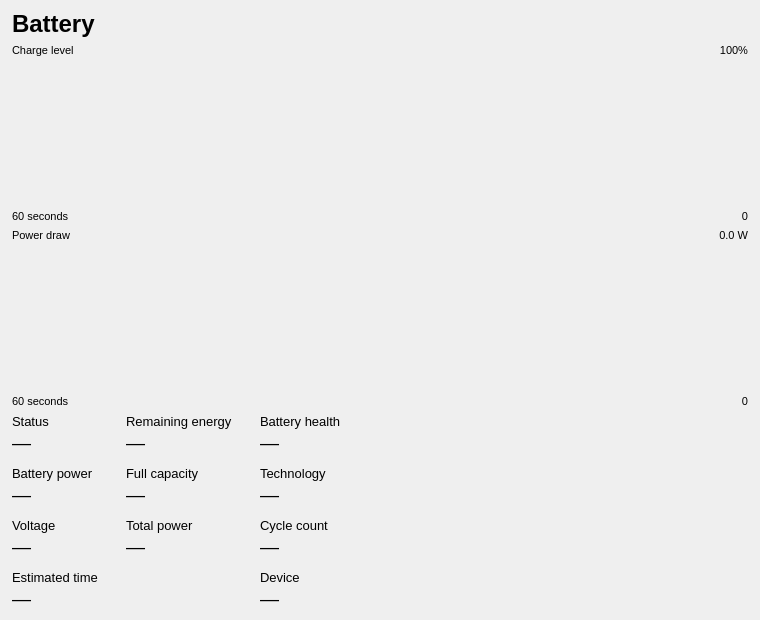
This is src/perf/batterydetailwidget.ui in Kikkiu17/TuxManager as Qt 5 draws it before an edit. The edited form follows.
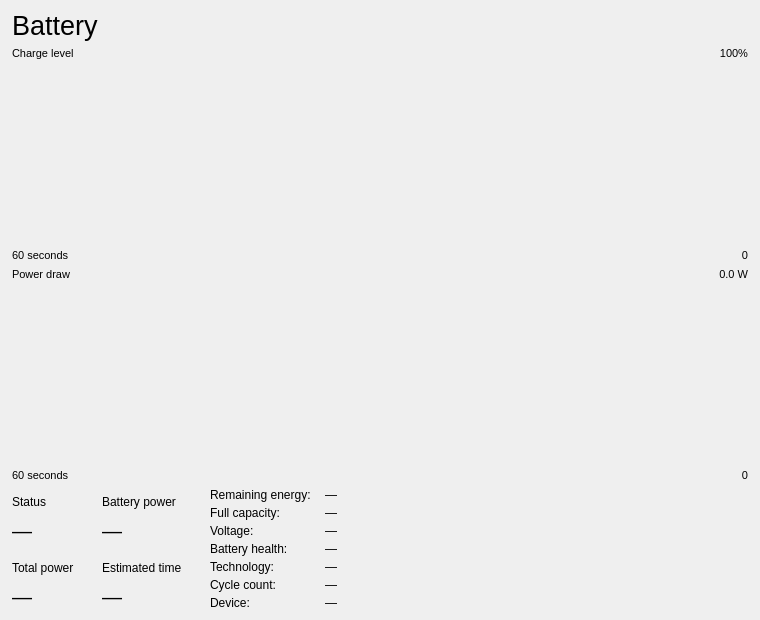
This is the edited form. Custom widgets are drawn as their Qt base class.

```diff
--- a/src/perf/batterydetailwidget.ui
+++ b/src/perf/batterydetailwidget.ui
@@ -17,27 +17,27 @@
      <item>
       <widget class="QLabel" name="titleLabel">
        <property name="text"><string>Battery</string></property>
-       <property name="styleSheet"><string>font-size: 18pt; font-weight: bold;</string></property>
+       <property name="styleSheet"><string>font-size: 20pt;</string></property>
       </widget>
      </item>
+     <item>
+      <spacer>
+       <property name="orientation"><enum>Qt::Horizontal</enum></property>
+       <property name="sizeHint" stdset="0"><size><width>40</width><height>0</height></size></property>
+      </spacer>
+     </item>
      <item>
       <widget class="QLabel" name="modelNameLabel">
        <property name="text"><string></string></property>
-       <property name="alignment"><set>Qt::AlignLeft|Qt::AlignVCenter</set></property>
-       <property name="styleSheet"><string>font-size: 8pt;</string></property>
+       <property name="alignment"><set>Qt::AlignRight|Qt::AlignVCenter</set></property>
+       <property name="styleSheet"><string>font-size: 12pt;</string></property>
       </widget>
      </item>
-     <item>
-      <spacer>
-       <property name="orientation"><enum>Qt::Horizontal</enum></property>
-       <property name="sizeHint" stdset="0"><size><width>40</width><height>0</height></size></property>
-      </spacer>
-     </item>
      <item>
       <widget class="QLabel" name="statusHeaderLabel">
        <property name="text"><string></string></property>
        <property name="alignment"><set>Qt::AlignRight|Qt::AlignVCenter</set></property>
-       <property name="styleSheet"><string>font-size: 18pt;</string></property>
+       <property name="styleSheet"><string>font-size: 12pt;</string></property>
       </widget>
      </item>
     </layout>
@@ -166,198 +166,176 @@
       <item>
     <layout class="QGridLayout" name="statsGrid">
      <property name="horizontalSpacing"><number>28</number></property>
-     <property name="verticalSpacing"><number>12</number></property>
+     <property name="verticalSpacing"><number>10</number></property>
 
-     <!-- Column 0 -->
+     <!-- Left Primary Metrics (Columns 0 & 1) -->
      <item row="0" column="0">
       <layout class="QVBoxLayout" name="statusLayout">
-       <property name="spacing"><number>2</number></property>
+       <property name="spacing"><number>1</number></property>
        <item>
         <widget class="QLabel" name="statStatusLabel">
-         <property name="styleSheet"><string>font-size: 10pt;</string></property>
+         <property name="styleSheet"><string>font-size: 9pt;</string></property>
          <property name="text"><string>Status</string></property>
         </widget>
        </item>
        <item>
         <widget class="QLabel" name="statStatusValue">
-         <property name="styleSheet"><string>font-size: 14pt;</string></property>
+         <property name="styleSheet"><string>font-size: 15pt;</string></property>
          <property name="text"><string>—</string></property>
         </widget>
        </item>
       </layout>
      </item>
-     <item row="1" column="0">
+     <item row="0" column="1">
       <layout class="QVBoxLayout" name="powerDrawLayout">
-       <property name="spacing"><number>2</number></property>
+       <property name="spacing"><number>1</number></property>
        <item>
         <widget class="QLabel" name="statPowerDrawLabel">
-         <property name="styleSheet"><string>font-size: 10pt;</string></property>
+         <property name="styleSheet"><string>font-size: 9pt;</string></property>
          <property name="text"><string>Battery power</string></property>
         </widget>
        </item>
        <item>
         <widget class="QLabel" name="statPowerDrawValue">
-         <property name="styleSheet"><string>font-size: 14pt;</string></property>
+         <property name="styleSheet"><string>font-size: 15pt;</string></property>
          <property name="text"><string>—</string></property>
         </widget>
        </item>
       </layout>
      </item>
-     <item row="2" column="0">
-      <layout class="QVBoxLayout" name="voltageLayout">
-       <property name="spacing"><number>2</number></property>
+
+     <item row="1" column="0">
+      <layout class="QVBoxLayout" name="totalPowerLayout">
+       <property name="spacing"><number>1</number></property>
        <item>
-        <widget class="QLabel" name="statVoltageLabel">
-         <property name="styleSheet"><string>font-size: 10pt;</string></property>
-         <property name="text"><string>Voltage</string></property>
+        <widget class="QLabel" name="statTotalPowerLabel">
+         <property name="styleSheet"><string>font-size: 9pt;</string></property>
+         <property name="text"><string>Total power</string></property>
         </widget>
        </item>
        <item>
-        <widget class="QLabel" name="statVoltageValue">
-         <property name="styleSheet"><string>font-size: 14pt;</string></property>
+        <widget class="QLabel" name="statTotalPowerValue">
+         <property name="styleSheet"><string>font-size: 15pt;</string></property>
          <property name="text"><string>—</string></property>
         </widget>
        </item>
       </layout>
      </item>
-     <item row="3" column="0">
+     <item row="1" column="1">
       <layout class="QVBoxLayout" name="timeRemainingLayout">
-       <property name="spacing"><number>2</number></property>
+       <property name="spacing"><number>1</number></property>
        <item>
         <widget class="QLabel" name="statTimeRemainingLabel">
-         <property name="styleSheet"><string>font-size: 10pt;</string></property>
+         <property name="styleSheet"><string>font-size: 9pt;</string></property>
          <property name="text"><string>Estimated time</string></property>
         </widget>
        </item>
        <item>
         <widget class="QLabel" name="statTimeRemainingValue">
-         <property name="styleSheet"><string>font-size: 14pt;</string></property>
+         <property name="styleSheet"><string>font-size: 15pt;</string></property>
          <property name="text"><string>—</string></property>
         </widget>
        </item>
       </layout>
      </item>
 
-     <!-- Column 1 -->
-     <item row="0" column="1">
-      <layout class="QVBoxLayout" name="energyNowLayout">
-       <property name="spacing"><number>2</number></property>
-       <item>
+     <!-- Right Key-Value Property Table (Column 2, spanning rows 0..1) -->
+     <item row="0" column="2" rowspan="2">
+      <layout class="QGridLayout" name="rightStatsGrid">
+       <property name="horizontalSpacing"><number>14</number></property>
+       <property name="verticalSpacing"><number>4</number></property>
+       <item row="0" column="0">
         <widget class="QLabel" name="statEnergyNowLabel">
-         <property name="styleSheet"><string>font-size: 10pt;</string></property>
-         <property name="text"><string>Remaining energy</string></property>
+         <property name="styleSheet"><string>font-size: 9pt;</string></property>
+         <property name="text"><string>Remaining energy:</string></property>
         </widget>
        </item>
-       <item>
+       <item row="0" column="1">
         <widget class="QLabel" name="statEnergyNowValue">
-         <property name="styleSheet"><string>font-size: 14pt;</string></property>
+         <property name="styleSheet"><string>font-size: 9pt;</string></property>
          <property name="text"><string>—</string></property>
         </widget>
        </item>
-      </layout>
-     </item>
-     <item row="1" column="1">
-      <layout class="QVBoxLayout" name="energyFullLayout">
-       <property name="spacing"><number>2</number></property>
-       <item>
+       <item row="1" column="0">
         <widget class="QLabel" name="statEnergyFullLabel">
-         <property name="styleSheet"><string>font-size: 10pt;</string></property>
-         <property name="text"><string>Full capacity</string></property>
+         <property name="styleSheet"><string>font-size: 9pt;</string></property>
+         <property name="text"><string>Full capacity:</string></property>
         </widget>
        </item>
-       <item>
+       <item row="1" column="1">
         <widget class="QLabel" name="statEnergyFullValue">
-         <property name="styleSheet"><string>font-size: 14pt;</string></property>
+         <property name="styleSheet"><string>font-size: 9pt;</string></property>
          <property name="text"><string>—</string></property>
         </widget>
        </item>
-      </layout>
-     </item>
-     <item row="2" column="1">
-      <layout class="QVBoxLayout" name="totalPowerLayout">
-       <property name="spacing"><number>2</number></property>
-       <item>
-        <widget class="QLabel" name="statTotalPowerLabel">
-         <property name="styleSheet"><string>font-size: 10pt;</string></property>
-         <property name="text"><string>Total power</string></property>
+       <item row="2" column="0">
+        <widget class="QLabel" name="statVoltageLabel">
+         <property name="styleSheet"><string>font-size: 9pt;</string></property>
+         <property name="text"><string>Voltage:</string></property>
         </widget>
        </item>
-       <item>
-        <widget class="QLabel" name="statTotalPowerValue">
-         <property name="styleSheet"><string>font-size: 14pt;</string></property>
+       <item row="2" column="1">
+        <widget class="QLabel" name="statVoltageValue">
+         <property name="styleSheet"><string>font-size: 9pt;</string></property>
          <property name="text"><string>—</string></property>
         </widget>
        </item>
-      </layout>
-     </item>
-
-     <!-- Column 2 -->
-     <item row="0" column="2">
-      <layout class="QVBoxLayout" name="healthLayout">
-       <property name="spacing"><number>2</number></property>
-       <item>
+       <item row="3" column="0">
         <widget class="QLabel" name="statHealthLabel">
-         <property name="styleSheet"><string>font-size: 10pt;</string></property>
-         <property name="text"><string>Battery health</string></property>
+         <property name="styleSheet"><string>font-size: 9pt;</string></property>
+         <property name="text"><string>Battery health:</string></property>
         </widget>
        </item>
-       <item>
+       <item row="3" column="1">
         <widget class="QLabel" name="statHealthValue">
-         <property name="styleSheet"><string>font-size: 14pt;</string></property>
+         <property name="styleSheet"><string>font-size: 9pt;</string></property>
          <property name="text"><string>—</string></property>
         </widget>
        </item>
-      </layout>
-     </item>
-     <item row="1" column="2">
-      <layout class="QVBoxLayout" name="techLayout">
-       <property name="spacing"><number>2</number></property>
-       <item>
+       <item row="4" column="0">
         <widget class="QLabel" name="statTechLabel">
-         <property name="styleSheet"><string>font-size: 10pt;</string></property>
-         <property name="text"><string>Technology</string></property>
+         <property name="styleSheet"><string>font-size: 9pt;</string></property>
+         <property name="text"><string>Technology:</string></property>
         </widget>
        </item>
-       <item>
+       <item row="4" column="1">
         <widget class="QLabel" name="statTechValue">
-         <property name="styleSheet"><string>font-size: 14pt;</string></property>
+         <property name="styleSheet"><string>font-size: 9pt;</string></property>
          <property name="text"><string>—</string></property>
         </widget>
        </item>
-      </layout>
-     </item>
-     <item row="2" column="2">
-      <layout class="QVBoxLayout" name="cycleCountLayout">
-       <property name="spacing"><number>2</number></property>
-       <item>
+       <item row="5" column="0">
         <widget class="QLabel" name="statCycleCountLabel">
-         <property name="styleSheet"><string>font-size: 10pt;</string></property>
-         <property name="text"><string>Cycle count</string></property>
+         <property name="styleSheet"><string>font-size: 9pt;</string></property>
+         <property name="text"><string>Cycle count:</string></property>
         </widget>
        </item>
-       <item>
+       <item row="5" column="1">
         <widget class="QLabel" name="statCycleCountValue">
-         <property name="styleSheet"><string>font-size: 14pt;</string></property>
+         <property name="styleSheet"><string>font-size: 9pt;</string></property>
          <property name="text"><string>—</string></property>
         </widget>
        </item>
-      </layout>
-     </item>
-     <item row="3" column="2">
-      <layout class="QVBoxLayout" name="deviceLayout">
-       <property name="spacing"><number>2</number></property>
-       <item>
+       <item row="6" column="0">
         <widget class="QLabel" name="statDeviceLabel">
-         <property name="styleSheet"><string>font-size: 10pt;</string></property>
-         <property name="text"><string>Device</string></property>
+         <property name="styleSheet"><string>font-size: 9pt;</string></property>
+         <property name="text"><string>Device:</string></property>
         </widget>
        </item>
-       <item>
+       <item row="6" column="1">
         <widget class="QLabel" name="statDeviceValue">
-         <property name="styleSheet"><string>font-size: 14pt;</string></property>
+         <property name="styleSheet"><string>font-size: 9pt;</string></property>
          <property name="text"><string>—</string></property>
         </widget>
        </item>
+       <item row="7" column="0" colspan="2">
+        <spacer name="rightStatsVertSpacer">
+         <property name="orientation"><enum>Qt::Vertical</enum></property>
+         <property name="sizeHint" stdset="0">
+          <size><width>0</width><height>0</height></size>
+         </property>
+        </spacer>
+       </item>
       </layout>
      </item>
 
```
